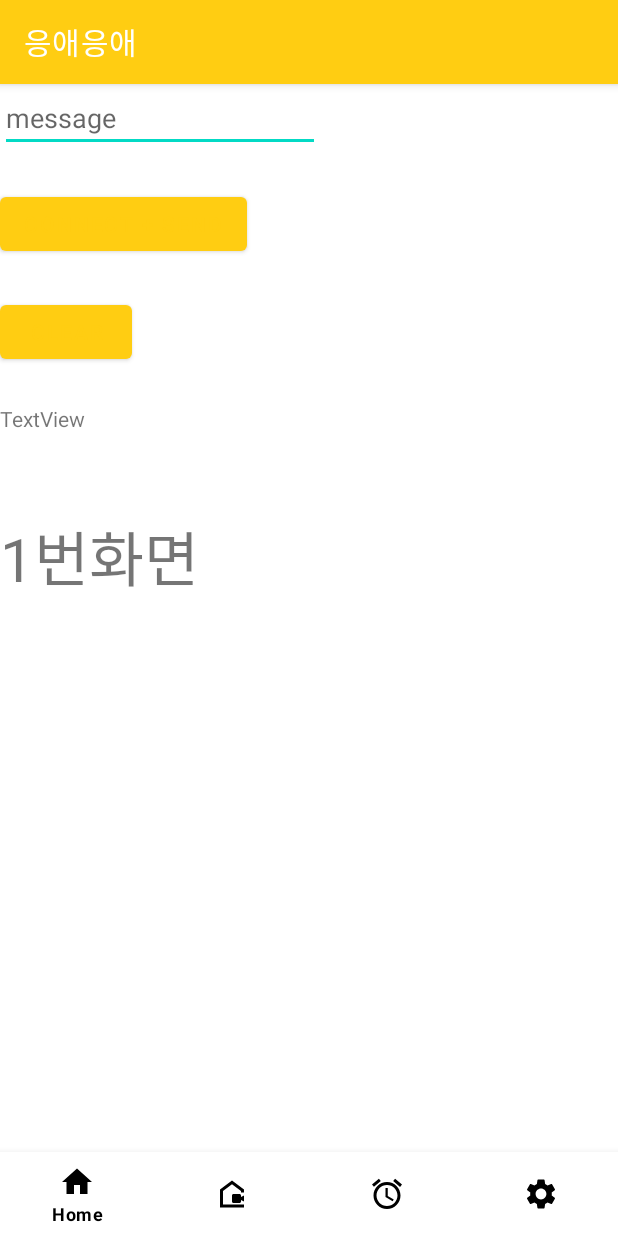
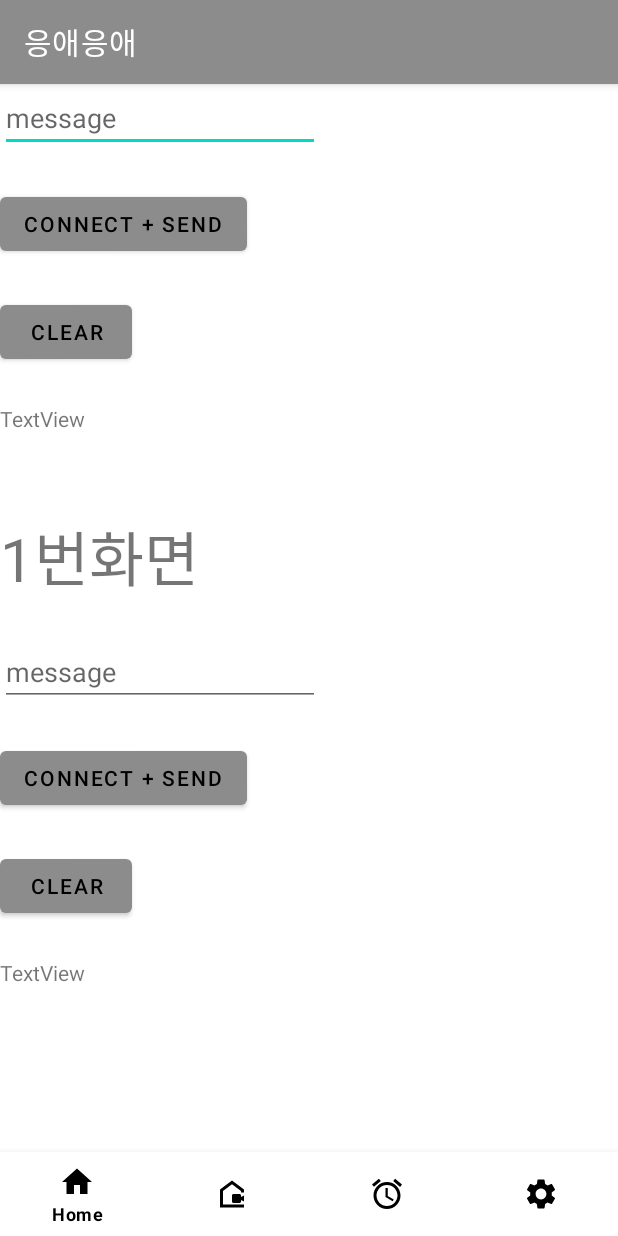
Before and after one commit to donghs1541/Smart-Mobile-for-Infants-Using-Deep-Learning, an Android app: the screen it shows after launch (MainActivity), on a phone screen of 412 x 824 dp. Run offline under Robolectric (Android 15) with nearby library versions, the phone set to English and light mode, and no system bars.

Commit message:
액티비티 -> 프래그먼트 값 전달 수정전

```diff
--- a/android/capstoneproject/app/src/main/java/com/example/capstoneproject/Frag1.java
+++ b/android/capstoneproject/app/src/main/java/com/example/capstoneproject/Frag1.java
@@ -4,12 +4,31 @@ import android.os.Bundle;
 import android.view.LayoutInflater;
 import android.view.View;
 import android.view.ViewGroup;
+import android.widget.Button;
+import android.widget.EditText;
+import android.widget.TextView;
 
 import androidx.annotation.NonNull;
 import androidx.annotation.Nullable;
 import androidx.fragment.app.Fragment;
 
+import java.io.BufferedWriter;
+import java.io.OutputStream;
+import java.io.OutputStreamWriter;
+import java.io.PrintWriter;
+
+
+
+
+
 public class Frag1 extends Fragment {
+
+    TextView textResponse;
+    EditText editMsg;
+    Button buttonSend;
+    String Message = "android";
+    PrintWriter out;
+    OutputStream outputStream;
 
     private View view;
 
@@ -19,7 +38,24 @@ public class Frag1 extends Fragment {
 
     view = inflater.inflate(R.layout.frag1,container,false);
 
+        editMsg = (EditText)view.findViewById(R.id.msg);
+        buttonSend = (Button)view.findViewById(R.id.send);
+        textResponse = (TextView)view.findViewById(R.id.response);
 
+        buttonSend.setOnClickListener(new View.OnClickListener() {
+            public void onClick(View v) {
+                Thread sendworker = new Thread(){
+                    public void run(){
+
+                        out = new PrintWriter(new BufferedWriter(new OutputStreamWriter(outputStream)), true);  //out 객체 초기화
+
+                        Message = editMsg.getText().toString();
+                        out.write(Message);
+                        out.flush();
+                    }
+                };sendworker.start();
+            }
+        });
 
     return view;
 
--- a/android/capstoneproject/app/src/main/java/com/example/capstoneproject/MainActivity.java
+++ b/android/capstoneproject/app/src/main/java/com/example/capstoneproject/MainActivity.java
@@ -53,20 +53,17 @@ public class MainActivity extends AppCompatActivity {
     private Frag4 frag4;
 
 
-    String IpAddress = "113.198.234.39";
-    int Port = 55000;
     String Message = "android";
     String txtRecevie = "";
      byte[] buffer = new byte[1024]; //읽어오는 버퍼 크기
-     int bytesRead;  //
      Socket client;
      OutputStream  outputStream;
      ByteArrayOutputStream byteArrayOutputStream;
      PrintWriter out;
     InputStream inputStream;
     TextView textResponse;
-    EditText editTextAddress, editTextPort, editMsg;
-    Button buttonSend, buttonClear;
+    EditText editMsg;
+    Button buttonSend;
     BufferedReader reader ;
 
 
@@ -74,6 +71,35 @@ public class MainActivity extends AppCompatActivity {
     protected void onCreate(Bundle savedInstanceState) {
         super.onCreate(savedInstanceState);
         setContentView(R.layout.activity_main);
+
+        editMsg = (EditText)findViewById(R.id.msg);
+        buttonSend = (Button)findViewById(R.id.send);
+        textResponse = (TextView)findViewById(R.id.response);
+
+        buttonSend.setOnClickListener(new OnClickListener() {
+            public void onClick(View v) {
+                Thread sendworker = new Thread(){
+                    public void run(){
+
+                        out = new PrintWriter(new BufferedWriter(new OutputStreamWriter(outputStream)), true);  //out 객체 초기화
+
+                        Message = editMsg.getText().toString();
+                        out.write(Message);
+                        out.flush();
+                    }
+                };sendworker.start();
+            }
+        });
+
+        final Handler handler = new Handler()
+        {
+            public void handleMessage(android.os.Message msg)
+            {
+                textResponse.setText(txtRecevie);
+            }
+        };
+
+
 
         bottomNavigationView = findViewById(R.id.bottomNani);
         bottomNavigationView.setOnNavigationItemReselectedListener(new BottomNavigationView.OnNavigationItemReselectedListener() {
@@ -106,42 +132,9 @@ public class MainActivity extends AppCompatActivity {
 
         setFrag(0); //첫 프래그먼트 화면 지정
 
-
-
-        editMsg = (EditText)findViewById(R.id.msg);
-        buttonSend = (Button)findViewById(R.id.send);
-        buttonClear = (Button)findViewById(R.id.clear);
-        textResponse = (TextView)findViewById(R.id.response);
-
-        buttonSend.setOnClickListener(new OnClickListener() {
-            public void onClick(View v) {
-                Thread sendworker = new Thread(){
-                    public void run(){
-
-                        out = new PrintWriter(new BufferedWriter(new OutputStreamWriter(outputStream)), true);  //out 객체 초기화
-
-                        Message = editMsg.getText().toString();
-                        out.write(Message);
-                        out.flush();
-                    }
-                };sendworker.start();
-            }
-        });
-        final Handler handler = new Handler()
-        {
-            public void handleMessage(android.os.Message msg)
-            {
-                textResponse.setText(txtRecevie);
-            }
-        };
-
-
         Thread worker = new Thread(){
             @Override
             public void run(){
-
-
-
                 try {
                     Message ="android";
                     client = new Socket("113.198.234.39", 55000);
@@ -171,13 +164,6 @@ public class MainActivity extends AppCompatActivity {
                 }
 
             }};worker.start();
-
-
-
-
-
-
-
 
     }
 
--- a/android/capstoneproject/app/src/main/res/layout/activity_main.xml
+++ b/android/capstoneproject/app/src/main/res/layout/activity_main.xml
@@ -25,6 +25,7 @@
         android:text="connect + send"
         app:layout_constraintStart_toStartOf="@+id/msg"
         app:layout_constraintTop_toBottomOf="@+id/msg" />
+
     <Button
         android:id="@+id/clear"
         android:layout_width="0dp"
@@ -33,6 +34,7 @@
         android:text="Clear"
         app:layout_constraintStart_toStartOf="@+id/send"
         app:layout_constraintTop_toBottomOf="@+id/send" />
+
     <TextView
         android:id="@+id/response"
         android:layout_width="wrap_content"
--- a/android/capstoneproject/app/src/main/res/layout/frag1.xml
+++ b/android/capstoneproject/app/src/main/res/layout/frag1.xml
@@ -11,4 +11,38 @@
         android:text="1번화면"
 android:textSize="40dp"
 />
+
+    <EditText
+        android:id="@+id/msg"
+        android:layout_width="wrap_content"
+        android:layout_height="wrap_content"
+        android:layout_marginTop="24dp"
+        android:ems="10"
+        android:hint="message"
+        android:inputType="textPersonName"
+      />
+    <Button
+        android:id="@+id/send"
+        android:layout_width="wrap_content"
+        android:layout_height="wrap_content"
+        android:layout_marginTop="24dp"
+        android:text="connect + send"
+ />
+
+    <Button
+        android:id="@+id/clear"
+        android:layout_width="wrap_content"
+        android:layout_height="wrap_content"
+        android:layout_marginTop="24dp"
+        android:text="Clear"
+     />
+
+    <TextView
+        android:id="@+id/response"
+        android:layout_width="wrap_content"
+        android:layout_height="wrap_content"
+        android:layout_marginTop="24dp"
+        android:text="TextView"
+       />
+
 </LinearLayout>
--- a/android/capstoneproject/app/src/main/res/values/styles.xml
+++ b/android/capstoneproject/app/src/main/res/values/styles.xml
@@ -1,6 +1,6 @@
 <?xml version="1.0" encoding="utf-8"?>
 <resources>
 
-ah
+
 
 </resources>
--- a/android/capstoneproject/app/src/main/res/values/themes.xml
+++ b/android/capstoneproject/app/src/main/res/values/themes.xml
@@ -2,9 +2,9 @@
     <!-- Base application theme. -->
     <style name="Theme.Capstoneproject" parent="Theme.MaterialComponents.DayNight.DarkActionBar">
         <!-- Primary brand color. -->
-        <item name="colorPrimary">@color/yellow</item>
+        <item name="colorPrimary">#8C8C8C</item> //Button background color default
         <item name="colorPrimaryVariant">@color/yellow</item>
-        <item name="colorOnPrimary">@color/yellow</item>
+        <item name="colorOnPrimary">@color/black</item> // Button text color default
         <!-- Secondary brand color. -->
         <item name="colorSecondary">@color/teal_200</item>
         <item name="colorSecondaryVariant">@color/teal_700</item>
```
